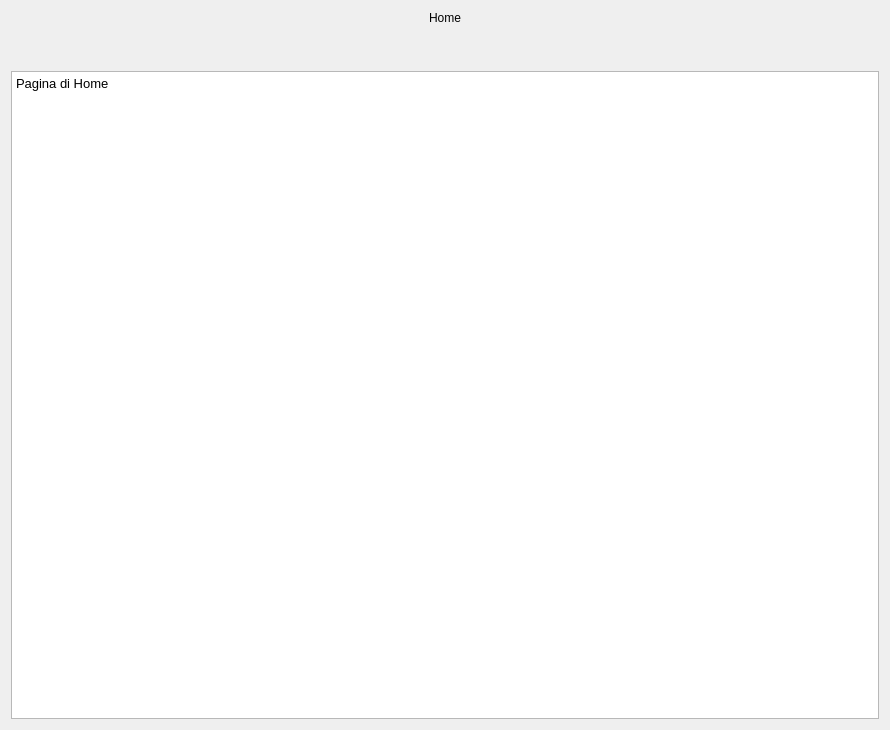
Before: the Qt Designer form assets/XML/home_window.ui in nisaia/P-yQt-ersonal-management-system, drawn with Qt 5.
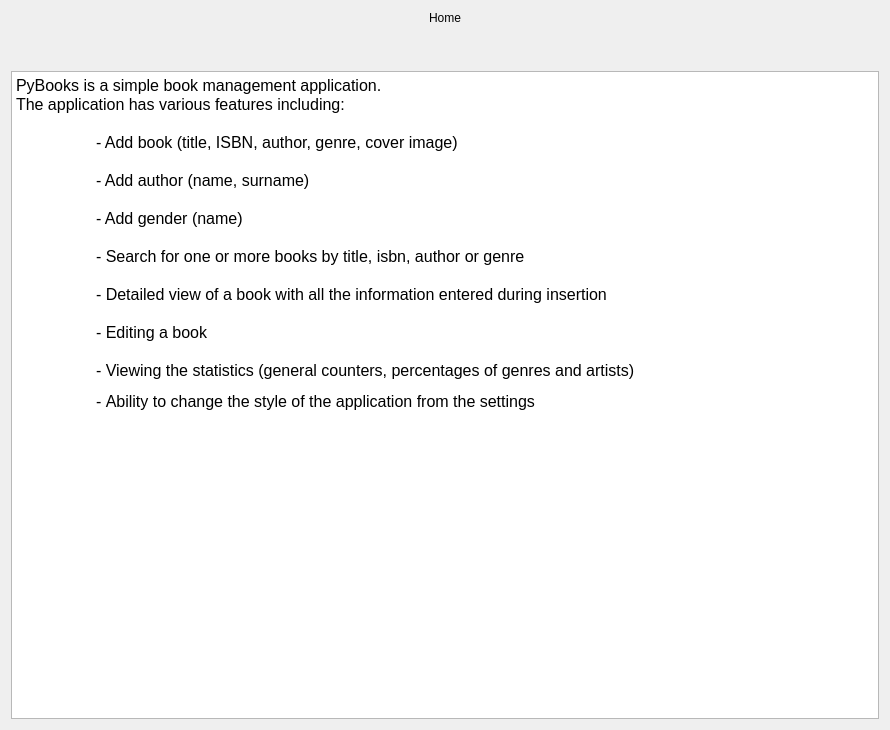
After: the same form once the commit is applied.

Patch:
```diff
--- a/assets/XML/home_window.ui
+++ b/assets/XML/home_window.ui
@@ -50,13 +50,30 @@
     </spacer>
    </item>
    <item>
-    <widget class="QTextEdit" name="textEdit">
+    <widget class="QTextBrowser" name="textBrowser">
      <property name="html">
       <string>&lt;!DOCTYPE HTML PUBLIC &quot;-//W3C//DTD HTML 4.0//EN&quot; &quot;http://www.w3.org/TR/REC-html40/strict.dtd&quot;&gt;
 &lt;html&gt;&lt;head&gt;&lt;meta name=&quot;qrichtext&quot; content=&quot;1&quot; /&gt;&lt;style type=&quot;text/css&quot;&gt;
 p, li { white-space: pre-wrap; }
 &lt;/style&gt;&lt;/head&gt;&lt;body style=&quot; font-family:'Noto Sans'; font-size:10pt; font-weight:400; font-style:normal;&quot;&gt;
-&lt;p style=&quot; margin-top:0px; margin-bottom:0px; margin-left:0px; margin-right:0px; -qt-block-indent:0; text-indent:0px;&quot;&gt;Pagina di Home&lt;/p&gt;&lt;/body&gt;&lt;/html&gt;</string>
+&lt;p style=&quot; margin-top:12px; margin-bottom:0px; margin-left:0px; margin-right:0px; -qt-block-indent:0; text-indent:0px;&quot;&gt;&lt;a name=&quot;tw-target-text-container&quot;&gt;&lt;/a&gt;&lt;span style=&quot; font-family:'Noto Mono'; font-size:12pt;&quot;&gt;P&lt;/span&gt;&lt;span style=&quot; font-family:'Noto Mono'; font-size:12pt;&quot;&gt;yBooks is a simple book management application.&lt;/span&gt;&lt;/p&gt;
+&lt;p style=&quot; margin-top:0px; margin-bottom:0px; margin-left:0px; margin-right:0px; -qt-block-indent:0; text-indent:0px;&quot;&gt;&lt;span style=&quot; font-family:'Noto Mono'; font-size:12pt;&quot;&gt;The application has various features including:&lt;/span&gt;&lt;/p&gt;
+&lt;p style=&quot;-qt-paragraph-type:empty; margin-top:0px; margin-bottom:0px; margin-left:0px; margin-right:0px; -qt-block-indent:0; text-indent:0px; font-family:'Noto Mono'; font-size:12pt;&quot;&gt;&lt;br /&gt;&lt;/p&gt;
+&lt;p style=&quot; margin-top:0px; margin-bottom:0px; margin-left:0px; margin-right:0px; -qt-block-indent:0; text-indent:0px;&quot;&gt;&lt;span style=&quot; font-family:'Noto Mono'; font-size:12pt;&quot;&gt;	- Add book (title, ISBN, author, genre, cover image)&lt;/span&gt;&lt;/p&gt;
+&lt;p style=&quot;-qt-paragraph-type:empty; margin-top:0px; margin-bottom:0px; margin-left:0px; margin-right:0px; -qt-block-indent:0; text-indent:0px; font-family:'Noto Mono'; font-size:12pt;&quot;&gt;&lt;br /&gt;&lt;/p&gt;
+&lt;p style=&quot; margin-top:0px; margin-bottom:0px; margin-left:0px; margin-right:0px; -qt-block-indent:0; text-indent:0px;&quot;&gt;&lt;span style=&quot; font-family:'Noto Mono'; font-size:12pt;&quot;&gt;	- Add author (name, surname)&lt;/span&gt;&lt;/p&gt;
+&lt;p style=&quot;-qt-paragraph-type:empty; margin-top:0px; margin-bottom:0px; margin-left:0px; margin-right:0px; -qt-block-indent:0; text-indent:0px; font-family:'Noto Mono'; font-size:12pt;&quot;&gt;&lt;br /&gt;&lt;/p&gt;
+&lt;p style=&quot; margin-top:0px; margin-bottom:0px; margin-left:0px; margin-right:0px; -qt-block-indent:0; text-indent:0px;&quot;&gt;&lt;span style=&quot; font-family:'Noto Mono'; font-size:12pt;&quot;&gt;	- Add gender (name)&lt;/span&gt;&lt;/p&gt;
+&lt;p style=&quot;-qt-paragraph-type:empty; margin-top:0px; margin-bottom:0px; margin-left:0px; margin-right:0px; -qt-block-indent:0; text-indent:0px; font-family:'Noto Mono'; font-size:12pt;&quot;&gt;&lt;br /&gt;&lt;/p&gt;
+&lt;p style=&quot; margin-top:0px; margin-bottom:0px; margin-left:0px; margin-right:0px; -qt-block-indent:0; text-indent:0px;&quot;&gt;&lt;span style=&quot; font-family:'Noto Mono'; font-size:12pt;&quot;&gt;	- Search for one or more books by title, isbn, author or genre&lt;/span&gt;&lt;/p&gt;
+&lt;p style=&quot;-qt-paragraph-type:empty; margin-top:0px; margin-bottom:0px; margin-left:0px; margin-right:0px; -qt-block-indent:0; text-indent:0px; font-family:'Noto Mono'; font-size:12pt;&quot;&gt;&lt;br /&gt;&lt;/p&gt;
+&lt;p style=&quot; margin-top:0px; margin-bottom:0px; margin-left:0px; margin-right:0px; -qt-block-indent:0; text-indent:0px;&quot;&gt;&lt;span style=&quot; font-family:'Noto Mono'; font-size:12pt;&quot;&gt;	- Detailed view of a book with all the information entered during insertion&lt;/span&gt;&lt;/p&gt;
+&lt;p style=&quot;-qt-paragraph-type:empty; margin-top:0px; margin-bottom:0px; margin-left:0px; margin-right:0px; -qt-block-indent:0; text-indent:0px; font-family:'Noto Mono'; font-size:12pt;&quot;&gt;&lt;br /&gt;&lt;/p&gt;
+&lt;p style=&quot; margin-top:0px; margin-bottom:0px; margin-left:0px; margin-right:0px; -qt-block-indent:0; text-indent:0px;&quot;&gt;&lt;span style=&quot; font-family:'Noto Mono'; font-size:12pt;&quot;&gt;	- Editing a book&lt;/span&gt;&lt;/p&gt;
+&lt;p style=&quot;-qt-paragraph-type:empty; margin-top:0px; margin-bottom:0px; margin-left:0px; margin-right:0px; -qt-block-indent:0; text-indent:0px; font-family:'Noto Mono'; font-size:12pt;&quot;&gt;&lt;br /&gt;&lt;/p&gt;
+&lt;p style=&quot; margin-top:0px; margin-bottom:12px; margin-left:0px; margin-right:0px; -qt-block-indent:0; text-indent:0px;&quot;&gt;&lt;span style=&quot; font-family:'Noto Mono'; font-size:12pt;&quot;&gt;	- Viewing the statistics (general counters, percentages of genres and artists)&lt;/span&gt;&lt;/p&gt;
+&lt;p style=&quot; margin-top:0px; margin-bottom:12px; margin-left:0px; margin-right:0px; -qt-block-indent:0; text-indent:0px;&quot;&gt;&lt;span style=&quot; font-family:'Noto Mono'; font-size:12pt;&quot;&gt;	- &lt;/span&gt;&lt;a name=&quot;tw-target-text&quot;&gt;&lt;/a&gt;&lt;span style=&quot; font-family:'Noto Mono'; font-size:12pt;&quot;&gt;A&lt;/span&gt;&lt;span style=&quot; font-family:'Noto Mono'; font-size:12pt;&quot;&gt;bility to change the style of the application from the settings&lt;/span&gt;&lt;/p&gt;
+&lt;p style=&quot;-qt-paragraph-type:empty; margin-top:0px; margin-bottom:0px; margin-left:0px; margin-right:0px; -qt-block-indent:0; text-indent:0px; font-family:'Noto Mono'; font-size:12pt;&quot;&gt;&lt;br /&gt;&lt;/p&gt;&lt;/body&gt;&lt;/html&gt;</string>
      </property>
     </widget>
    </item>
```
